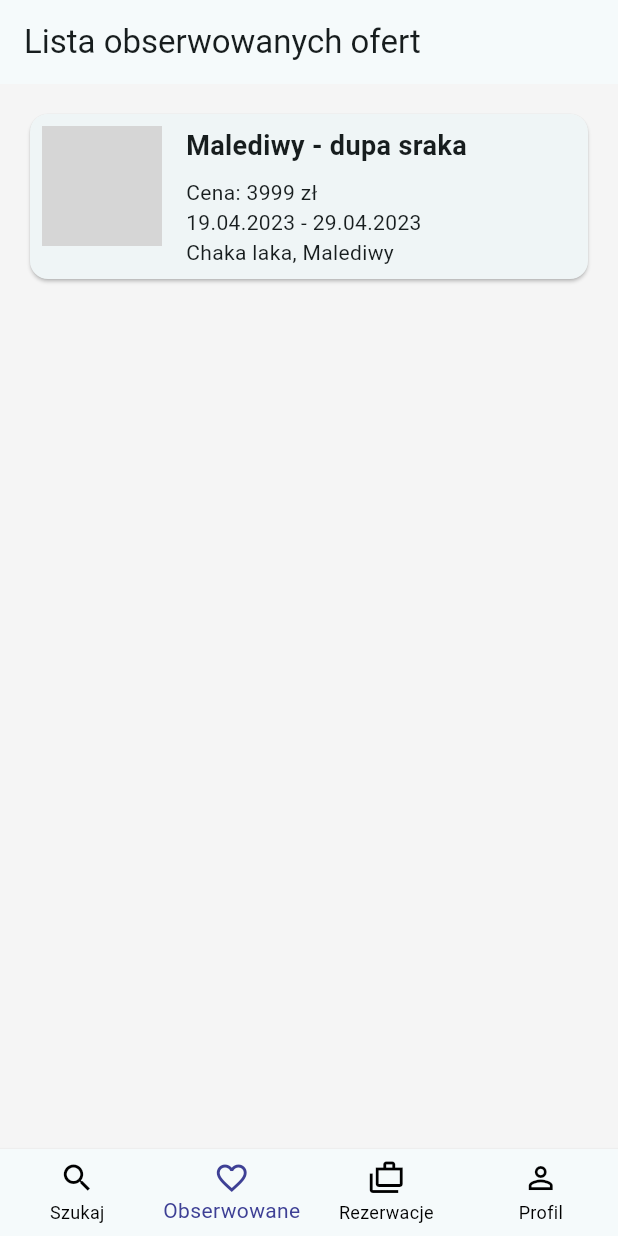
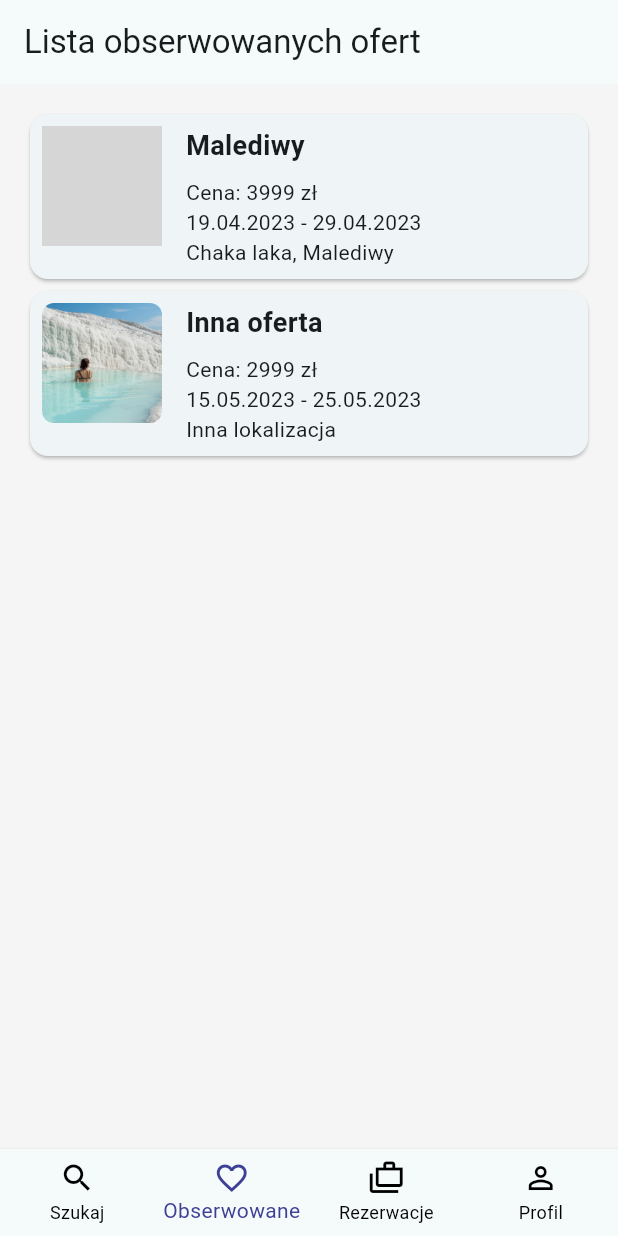
Before and after one commit to HappyHunt/travel_app, a Flutter app: the screen it shows after launch, item 2 of the bottom bar chosen, on a phone screen of 412 x 824 dp. Run offline on Flutter 3.47's test engine with Material 2 defaults, Android fonts, the phone set to English and light mode, and no system bars; our stand-ins replace firebase_core, flutter_calendar_carousel; accounts and stored records are empty; grey boxes are pictures that could not be loaded.

```diff
--- /dev/null
+++ b/lib/pages/wishlist/wishlist_data.dart
@@ -0,0 +1,15 @@
+class PozycjaNaLiscieZyczen {
+  final String tytul;
+  final String cena;
+  final String okres;
+  final String lokalizacja;
+  final String zdjecieUrl;
+
+  PozycjaNaLiscieZyczen({
+    required this.tytul,
+    required this.cena,
+    required this.okres,
+    required this.lokalizacja,
+    required this.zdjecieUrl,
+  });
+}
--- a/lib/pages/wishlist/wishlist_page.dart
+++ b/lib/pages/wishlist/wishlist_page.dart
@@ -1,36 +1,44 @@
-import 'package:flutter/cupertino.dart';
 import 'package:flutter/material.dart';
+import 'package:travel_app/pages/wishlist/wishlist_data.dart';
+import 'wishlist_provider.dart';
 
 class WishList extends StatelessWidget {
   const WishList({Key? key}) : super(key: key);
 
   @override
   Widget build(BuildContext context) {
+    List<PozycjaNaLiscieZyczen> pozycjeNaLiscieZyczen = WishlistProvider.pobierzDane();
+
     return Scaffold(
       appBar: AppBar(
         title: Text('Lista obserwowanych ofert'),
       ),
       body: ListView(
         padding: EdgeInsets.all(16.0),
-        children: <Widget>[
-          _buildWishlistItem(
-            title: 'Malediwy - dupa sraka',
-            price: 'Cena: 3999 zł',
-            term: '19.04.2023 - 29.04.2023',
-            location: 'Chaka laka, Malediwy',
-          ),
-
-          // Add more wishlist items as needed
-        ],
+        children: pozycjeNaLiscieZyczen.map((pozycja) {
+          return GestureDetector(
+            onTap: () {
+              _showOfferDetails(context, pozycja);
+            },
+            child: _buildWishlistItem(
+              tytul: pozycja.tytul,
+              cena: pozycja.cena,
+              okres: pozycja.okres,
+              lokalizacja: pozycja.lokalizacja,
+              zdjecieUrl: pozycja.zdjecieUrl,
+            ),
+          );
+        }).toList(),
       ),
     );
   }
 
   Widget _buildWishlistItem({
-    required String title,
-    required String price,
-    required String term,
-    required String location,
+    required String tytul,
+    required String cena,
+    required String okres,
+    required String lokalizacja,
+    required String zdjecieUrl,
   }) {
     return Card(
       child: Padding(
@@ -38,35 +46,35 @@ class WishList extends StatelessWidget {
         child: Row(
           crossAxisAlignment: CrossAxisAlignment.start,
           children: <Widget>[
-            // Image
+            // Obraz
             Container(
               width: 80.0,
               height: 80.0,
               decoration: BoxDecoration(
-                image: const DecorationImage(
-                  image: AssetImage('assets/m1.jpg'),
+                image: DecorationImage(
+                  image: AssetImage(zdjecieUrl),
                   fit: BoxFit.cover,
                 ),
                 borderRadius: BorderRadius.circular(8.0),
               ),
             ),
             const SizedBox(width: 16.0),
-            // Details
+            // Szczegóły
             Expanded(
               child: Column(
                 crossAxisAlignment: CrossAxisAlignment.start,
                 children: <Widget>[
                   Text(
-                    title,
+                    tytul,
                     style: const TextStyle(
                       fontWeight: FontWeight.bold,
                       fontSize: 18.0,
                     ),
                   ),
                   const SizedBox(height: 8.0),
-                  Text(price),
-                  Text(term),
-                  Text(location),
+                  Text(cena),
+                  Text(okres),
+                  Text(lokalizacja),
                 ],
               ),
             ),
@@ -75,4 +83,67 @@ class WishList extends StatelessWidget {
       ),
     );
   }
+
+  void _showOfferDetails(BuildContext context, PozycjaNaLiscieZyczen pozycja) {
+    Navigator.of(context).push(
+      MaterialPageRoute(
+        builder: (context) => OfferDetailsScreen(pozycja: pozycja),
+      ),
+    );
+  }
 }
+
+class OfferDetailsScreen extends StatelessWidget {
+  final PozycjaNaLiscieZyczen pozycja;
+
+  const OfferDetailsScreen({Key? key, required this.pozycja}) : super(key: key);
+
+  @override
+  Widget build(BuildContext context) {
+    return Scaffold(
+      appBar: AppBar(
+        title: Text('Szczegóły oferty'),
+      ),
+      body: Column(
+        crossAxisAlignment: CrossAxisAlignment.start,
+        children: [
+          Image.asset(
+            pozycja.zdjecieUrl,
+            width: double.infinity,
+            height: 200.0,
+            fit: BoxFit.cover,
+          ),
+          Padding(
+            padding: const EdgeInsets.all(16.0),
+            child: Column(
+              crossAxisAlignment: CrossAxisAlignment.start,
+              children: [
+                Text(
+                  pozycja.tytul,
+                  style: TextStyle(
+                    fontWeight: FontWeight.bold,
+                    fontSize: 24.0,
+                  ),
+                ),
+                SizedBox(height: 8.0),
+                Text('Cena: ${pozycja.cena}'),
+                Text('Okres: ${pozycja.okres}'),
+                Text('Lokalizacja: ${pozycja.lokalizacja}'),
+              ],
+            ),
+          ),
+          Spacer(),
+          Padding(
+            padding: const EdgeInsets.all(16.0),
+            child: ElevatedButton(
+              onPressed: () {
+                // Dodaj tutaj obsługę przycisku Rezerwuj
+              },
+              child: Text('Rezerwuj'),
+            ),
+          ),
+        ],
+      ),
+    );
+  }
+}
--- /dev/null
+++ b/lib/pages/wishlist/wishlist_provider.dart
@@ -0,0 +1,22 @@
+import 'package:travel_app/pages/wishlist/wishlist_data.dart';
+
+class WishlistProvider {
+  static List<PozycjaNaLiscieZyczen> pobierzDane() {
+    return [
+      PozycjaNaLiscieZyczen(
+        tytul: 'Malediwy ',
+        cena: 'Cena: 3999 zł',
+        okres: '19.04.2023 - 29.04.2023',
+        lokalizacja: 'Chaka laka, Malediwy',
+        zdjecieUrl: 'assets/m1.jpg',
+      ),
+      PozycjaNaLiscieZyczen(
+        tytul: 'Inna oferta',
+        cena: 'Cena: 2999 zł',
+        okres: '15.05.2023 - 25.05.2023',
+        lokalizacja: 'Inna lokalizacja',
+        zdjecieUrl: 'assets/m2.jpg',
+      ),
+    ];
+  }
+}
```
Also changed, not shown: lib/pages/home/home_page.dart (+58 -58 lines), pubspec.yaml (+5 -4 lines), assets/m2.jpg (added).
